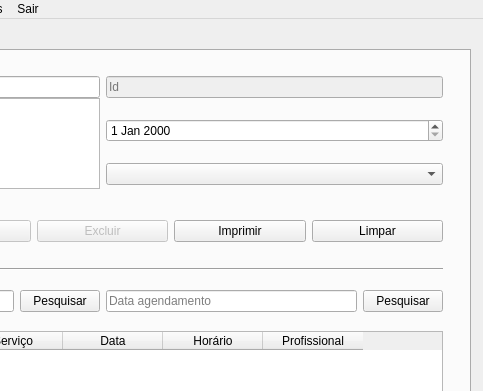
Old version of the form view/principalUi.ui in the repository hansmboron/MehsysPy; both pictures show x 267 to 750 and y 0 to 391 of the 750 by 600 pixel window.
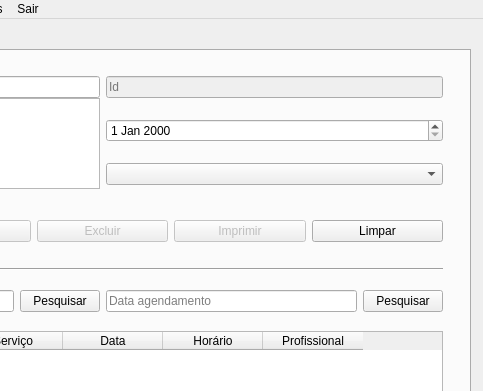
New version of the form. The open tabs and pages were chosen to show the change. Icons and pictures are not drawn.

Diff of the .ui file:
```diff
--- a/view/principalUi.ui
+++ b/view/principalUi.ui
@@ -237,6 +237,9 @@
        </item>
        <item>
         <widget class="QPushButton" name="btnImp_hor">
+         <property name="enabled">
+          <bool>false</bool>
+         </property>
          <property name="statusTip">
           <string>Imprimir comprovante</string>
          </property>
```
Left out of the diff: 2 changed lines with no effect on the pictures.
